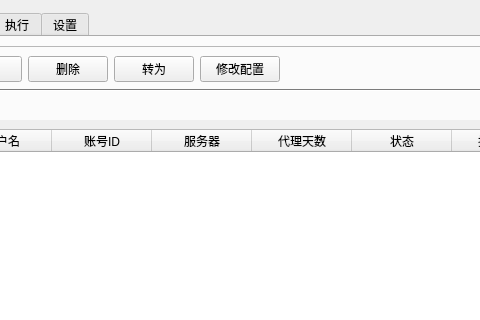
First picture: the form in gui/ui/main.ui, repository AUTO-MAS-Project/AUTO-MAS, before the edit; both pictures show x 90 to 570 and y 0 to 320 of the 1218 by 776 pixel window.
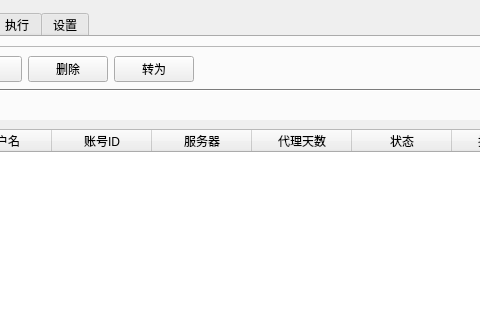
Second picture: the form after the edit.

Commit message: 修改配置方法

Diff of the .ui file:
```diff
--- a/gui/ui/main.ui
+++ b/gui/ui/main.ui
@@ -59,13 +59,6 @@
               </property>
              </widget>
             </item>
-            <item>
-             <widget class="QPushButton" name="pushButton_changeset">
-              <property name="text">
-               <string>修改配置</string>
-              </property>
-             </widget>
-            </item>
             <item>
              <spacer name="horizontalSpacer">
               <property name="orientation">
```
Left out of the diff: 4 changed lines with no effect on the pictures. The commit also changes 2 other files.
